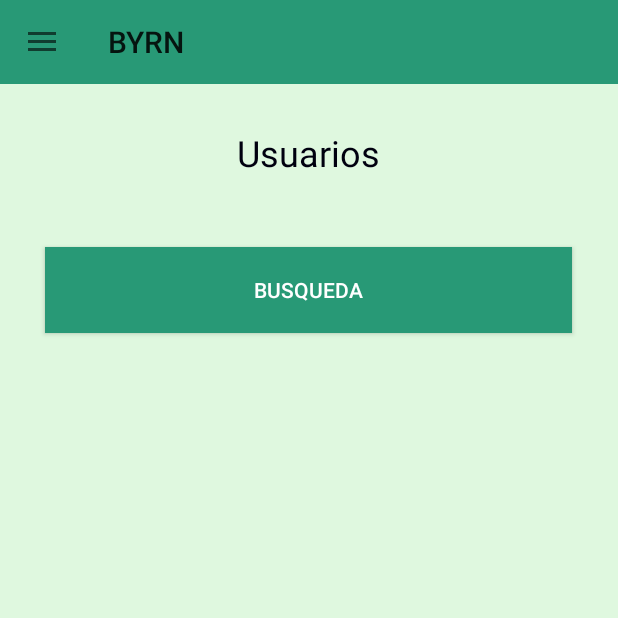
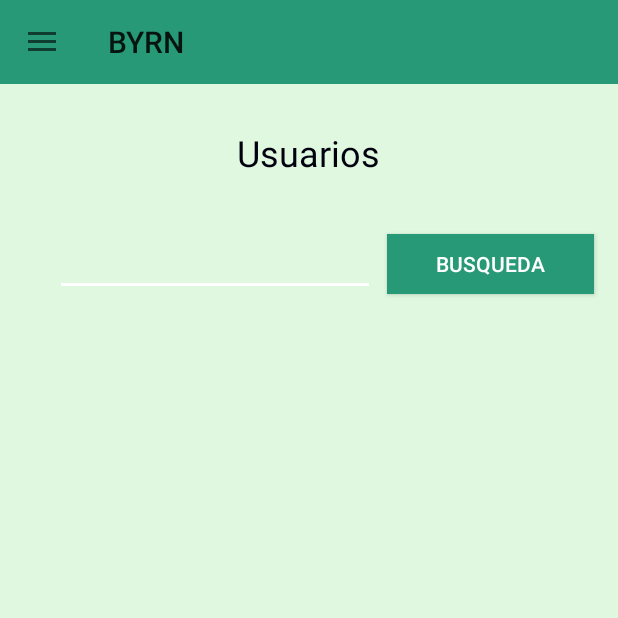
Before and after one commit to Samlmld/BYRN, an Android app: the fragment CitasFragment placed in its activity, in the side drawer, after a tap on "Usuarios", on a phone screen of 412 x 824 dp, the top half of it. Run offline under Robolectric (Android 15) with nearby library versions, the phone set to English and light mode, and no system bars; our stand-ins replace navigation-ui; 9 statements that could not run were skipped.

Commit message:
Avance Busquedas

```diff
--- a/app/src/main/AndroidManifest.xml
+++ b/app/src/main/AndroidManifest.xml
@@ -19,7 +19,8 @@
         android:supportsRtl="true"
         android:theme="@style/Theme.AppCompat.Light.NoActionBar"
         android:usesCleartextTraffic="true">
-        <activity android:name=".BuscarUsuario"></activity>
+        <activity android:name=".BusquedaCita"></activity>
+        <activity android:name=".BuscarUsuario" />
         <activity android:name=".DetallesUsuario" />
         <activity android:name=".DetallesCita" />
         <!--
--- /dev/null
+++ b/app/src/main/java/com/example/byrn/BusquedaCita.java
@@ -0,0 +1,107 @@
+package com.example.byrn;
+
+import androidx.appcompat.app.AppCompatActivity;
+
+import android.app.DatePickerDialog;
+import android.app.TimePickerDialog;
+import android.content.Intent;
+import android.os.Bundle;
+import android.view.View;
+import android.widget.ArrayAdapter;
+import android.widget.Button;
+import android.widget.DatePicker;
+import android.widget.EditText;
+import android.widget.Spinner;
+import android.widget.TimePicker;
+
+import java.util.Calendar;
+
+public class BusquedaCita extends AppCompatActivity implements View.OnClickListener{
+
+    Button btnFecha,btnHora,btnBuscar;
+    EditText etfolio;
+    Spinner spTipo;
+
+    @Override
+    protected void onCreate(Bundle savedInstanceState) {
+        super.onCreate(savedInstanceState);
+        setContentView(R.layout.activity_busqueda_cita);
+
+        btnFecha = findViewById(R.id.btnSelectFecha);
+        btnHora = findViewById(R.id.btnSelectHora);
+        btnFecha.setOnClickListener(this);
+        btnHora.setOnClickListener(this);
+
+        etfolio = findViewById(R.id.etFolioCita);
+
+        btnBuscar = findViewById(R.id.btnBuscarCita);
+        spTipo = findViewById(R.id.spTipoCita);
+
+        btnBuscar.setOnClickListener(new View.OnClickListener() {
+            @Override
+            public void onClick(View v) {
+
+
+            }
+        });
+
+        String[] tiposCitas = {"Compraventa","Informacion","Recorridón","Otro"};
+        ArrayAdapter<String> spinnerArrayAdapter = new ArrayAdapter<String>
+                (this, android.R.layout.simple_spinner_item,
+                        tiposCitas);
+        spinnerArrayAdapter.setDropDownViewResource(android.R.layout
+                .simple_spinner_dropdown_item);
+        spTipo.setAdapter(spinnerArrayAdapter);
+    }
+
+    private int dia, mes, anio, hora, minutos;
+    @Override
+    public void onClick(View view){
+        if (view== btnFecha){
+            final Calendar c = Calendar.getInstance();
+            dia = c.get(Calendar.DAY_OF_MONTH);
+            mes = c.get(Calendar.MONTH);
+            anio = c.get(Calendar.YEAR);
+
+            DatePickerDialog datePickerDialog = new DatePickerDialog(this,
+                    (datePicker, year, monthOfYear, dayOfMonth) -> {
+
+                        if (monthOfYear<9) {
+                            btnFecha.setText(dayOfMonth + "/0" + (monthOfYear + 1) + "/" + year);
+                        }else{
+                            btnFecha.setText(dayOfMonth + "/" + (monthOfYear + 1) + "/" + year);
+                        }
+                    },anio,mes,dia);
+            datePickerDialog.show();
+        }//fin fecha
+        if(view == btnHora){
+            final Calendar c = Calendar.getInstance();
+            hora = c.get(Calendar.HOUR_OF_DAY);
+            minutos = c.get(Calendar.MINUTE);
+
+            TimePickerDialog timePickerDialog = new TimePickerDialog(this,
+                    (timePicker, hourOfDay, minute) -> {
+                        String h,m;
+
+                        if(hourOfDay<10)
+                        {
+                            h="0"+hourOfDay;
+                        }
+                        else
+                        {
+                            h=hourOfDay+"";
+                        }
+                        if(minute<10)
+                        {
+                            m="0"+minute;
+                        }
+                        else
+                        {
+                            m=minute+"";
+                        }
+                        btnHora.setText(h+ ":"+m);
+                    },hora,minutos,false);
+            timePickerDialog.show();
+        }
+    }
+}
--- a/app/src/main/java/com/example/byrn/CitasFragment.java
+++ b/app/src/main/java/com/example/byrn/CitasFragment.java
@@ -98,6 +98,14 @@ public class CitasFragment extends Fragment implements Callback<List<Appointment
         );
         serviceCall.enqueue(this);
 
+        btnBusquedaCita.setOnClickListener(new View.OnClickListener() {
+            @Override
+            public void onClick(View v) {
+                Intent intent = new Intent(getActivity(), BusquedaCita.class);
+                startActivity(intent);
+            }
+        });
+
         return vista;
     }
 
--- a/app/src/main/res/layout/fragment_usuarios.xml
+++ b/app/src/main/res/layout/fragment_usuarios.xml
@@ -33,23 +33,37 @@
             android:layout_height="449dp"
             app:layout_constraintBottom_toBottomOf="parent"
             app:layout_constraintEnd_toEndOf="parent"
+            app:layout_constraintHorizontal_bias="0.491"
             app:layout_constraintStart_toStartOf="parent"
             app:layout_constraintTop_toTopOf="parent"
-            app:layout_constraintVertical_bias="0.78" />
+            app:layout_constraintVertical_bias="0.783" />
 
         <Button
             android:id="@+id/btnBuscarUsuario"
-            android:layout_width="351dp"
-            android:layout_height="57dp"
+            android:layout_width="138dp"
+            android:layout_height="40dp"
             android:background="@color/Boton"
             android:text="Busqueda"
             android:textColor="#FFFFFF"
             app:layout_constraintBottom_toBottomOf="parent"
             app:layout_constraintEnd_toEndOf="parent"
-            app:layout_constraintHorizontal_bias="0.492"
+            app:layout_constraintHorizontal_bias="0.941"
             app:layout_constraintStart_toStartOf="parent"
             app:layout_constraintTop_toTopOf="parent"
-            app:layout_constraintVertical_bias="0.215" />
+            app:layout_constraintVertical_bias="0.199" />
+
+        <EditText
+            android:id="@+id/etBusquedaUsu"
+            android:layout_width="wrap_content"
+            android:layout_height="wrap_content"
+            android:ems="10"
+            android:inputType="textPersonName"
+            app:layout_constraintBottom_toBottomOf="parent"
+            app:layout_constraintEnd_toEndOf="parent"
+            app:layout_constraintHorizontal_bias="0.186"
+            app:layout_constraintStart_toStartOf="parent"
+            app:layout_constraintTop_toTopOf="parent"
+            app:layout_constraintVertical_bias="0.195" />
     </androidx.constraintlayout.widget.ConstraintLayout>
 
 </FrameLayout>
```
Also changed, not shown: app/src/main/java/com/example/byrn/UsuariosFragment.java (+29 -4 lines), app/src/main/res/layout/activity_busqueda_cita.xml (added, +174 -0 lines), app/src/main/res/layout/fragment_citas.xml (+0 -13 lines).
